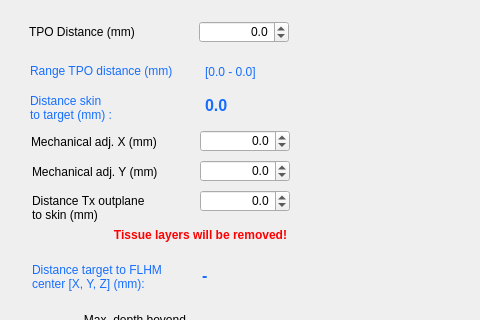
This is BabelBrain/_Babel_RingTx/form.ui in ProteusMRIgHIFU/BabelBrain as Qt 5 draws it before an edit; both pictures show x 0 to 480 and y 0 to 320 of the 1251 by 471 pixel window. The edited form follows.
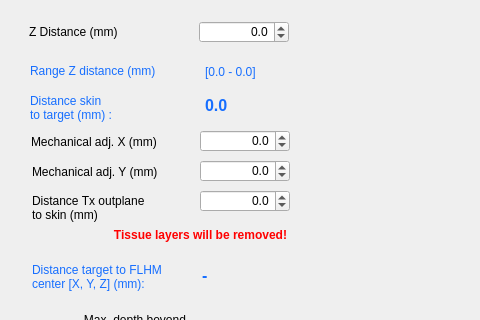
This is the edited form.

Commit message:
Rename TPO distance to Z distance and update plotting
Changed UI labels and code references from 'TPO distance' to 'Z distance' for clarity. Improved plot saving in TxCalibration.py to handle multiple figures and updated file naming conventions. Adjusted Options.py to load multiple plot files using glob, and fixed tab naming in ViewResults.py to match new plot file names.

What changed in the file:
```diff
--- a/BabelBrain/_Babel_RingTx/form.ui
+++ b/BabelBrain/_Babel_RingTx/form.ui
@@ -246,7 +246,7 @@
     </rect>
    </property>
    <property name="text">
-    <string>TPO Distance (mm)</string>
+    <string>Z Distance (mm)</string>
    </property>
   </widget>
   <widget class="QLabel" name="label_20">
@@ -328,7 +328,7 @@
     <string notr="true">color:rgb(22, 110, 255)</string>
    </property>
    <property name="text">
-    <string>Range TPO distance (mm)</string>
+    <string>Range Z distance (mm)</string>
    </property>
    <property name="indent">
     <number>0</number>
```
The commit also changes 5 other files.
